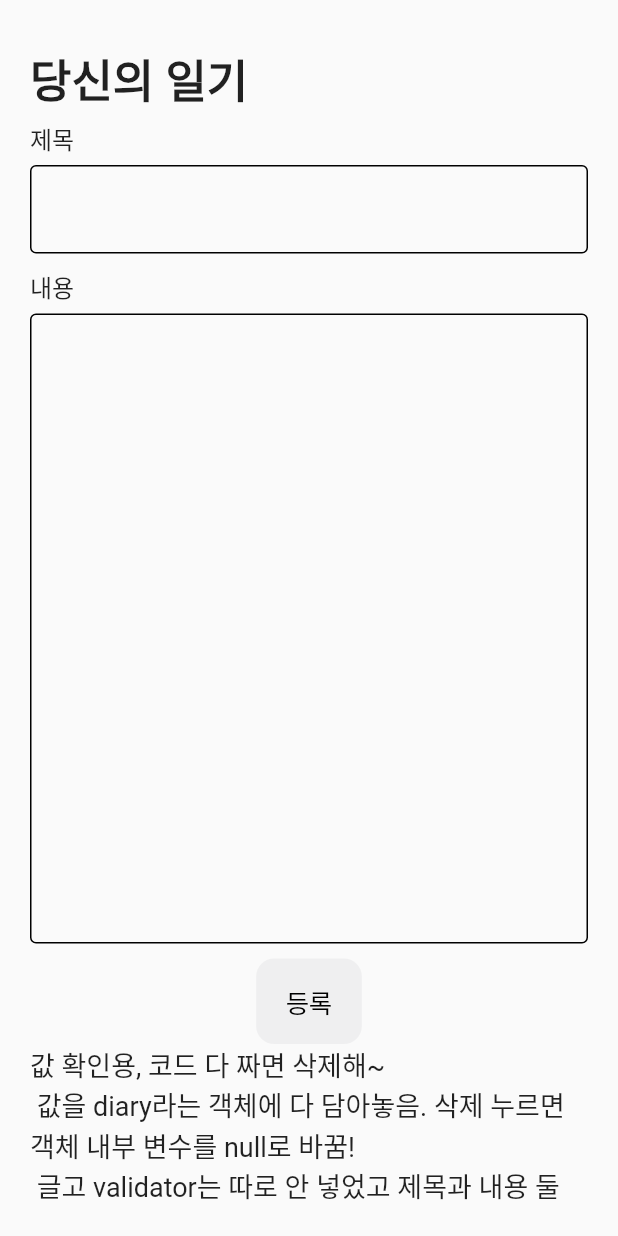
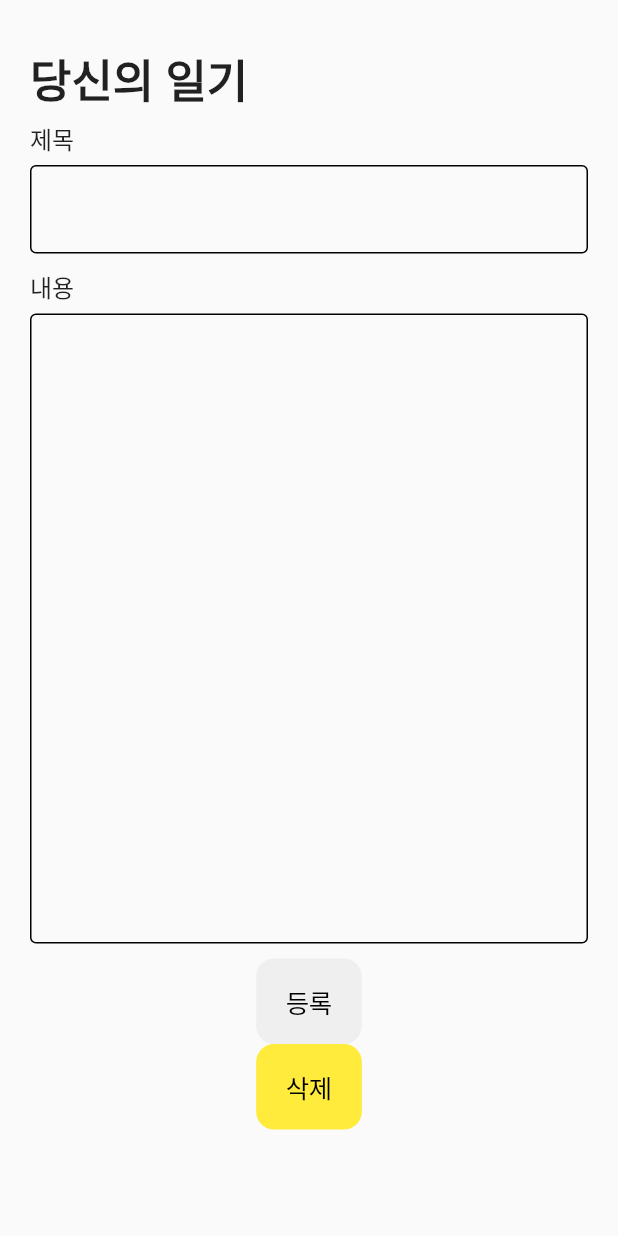
Before and after one commit to minjun-P/diary_flutter, a Flutter app: the CreatePage screen opened by its route, on a phone screen of 412 x 824 dp. Run offline on Flutter 3.47's test engine with Material 2 defaults, Android fonts, the phone set to English and light mode, and no system bars; our stand-ins replace firebase_auth, firebase_core, firebase_database; accounts and stored records are empty.

Commit message:
일기 gridview+ DB에 저장 +불러오기+등록 navigator 추가

```diff
--- a/lib/create_diary.dart
+++ b/lib/create_diary.dart
@@ -137,11 +137,13 @@ class _CreatePageState extends State<CreatePage> {
                         // 위 텍스트 필드 둘 다에 값이 있을 때 버튼이 활성화되도록!!
                         // null이면 버튼이 자동 비활성화 상태가 됨
                         onPressed:
+
                         _titleCon.text.isNotEmpty && _contentCon.text.isNotEmpty?
                             () {
                         setState(() {
                           _form.currentState!.save();
                           addDiarytoDB(Diary(diary.title,diary.content));
+                          Navigator.pop(context);
                         });
                         _titleCon.clear();
                         _contentCon.clear();
@@ -156,12 +158,7 @@ class _CreatePageState extends State<CreatePage> {
                  * 거니깐 코드 작성할 때 삭제해도 돼!
                  */
 
-                Text('값 확인용, 코드 다 짜면 삭제해~'
-                    '\n 값을 diary라는 객체에 다 담아놓음. 삭제 누르면 객체 내부 변수를 null로 바꿈!'
-                    '\n 글고 validator는 따로 안 넣었고 제목과 내용 둘 다 있어야 버튼 자체가 활성화 되게 해놓음',style: TextStyle(fontSize: 18),),
-                Divider(thickness: 2,),
-                Text('diary.title =>  '+(diary.title ?? '값 없음')),
-                Text('diary.content =>  '+(diary.content ?? '값 없음')),
+
                 Align(
                   child: CupertinoButton(
                       child: Text('삭제', style: TextStyle(color: Colors.black),),
```
